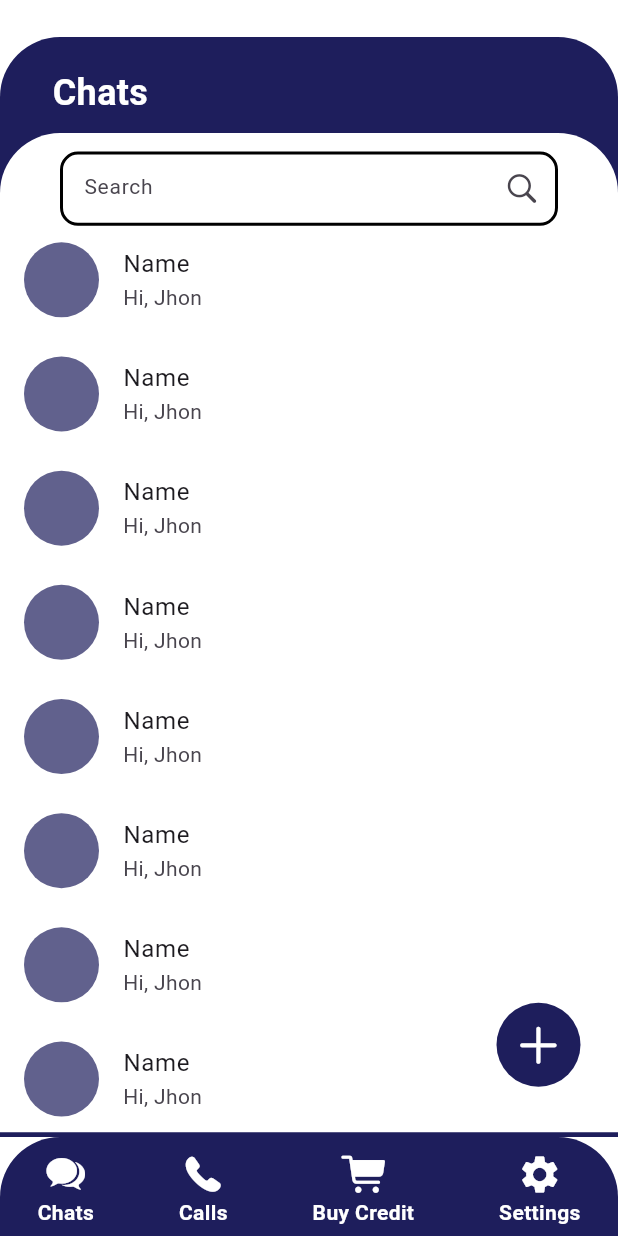
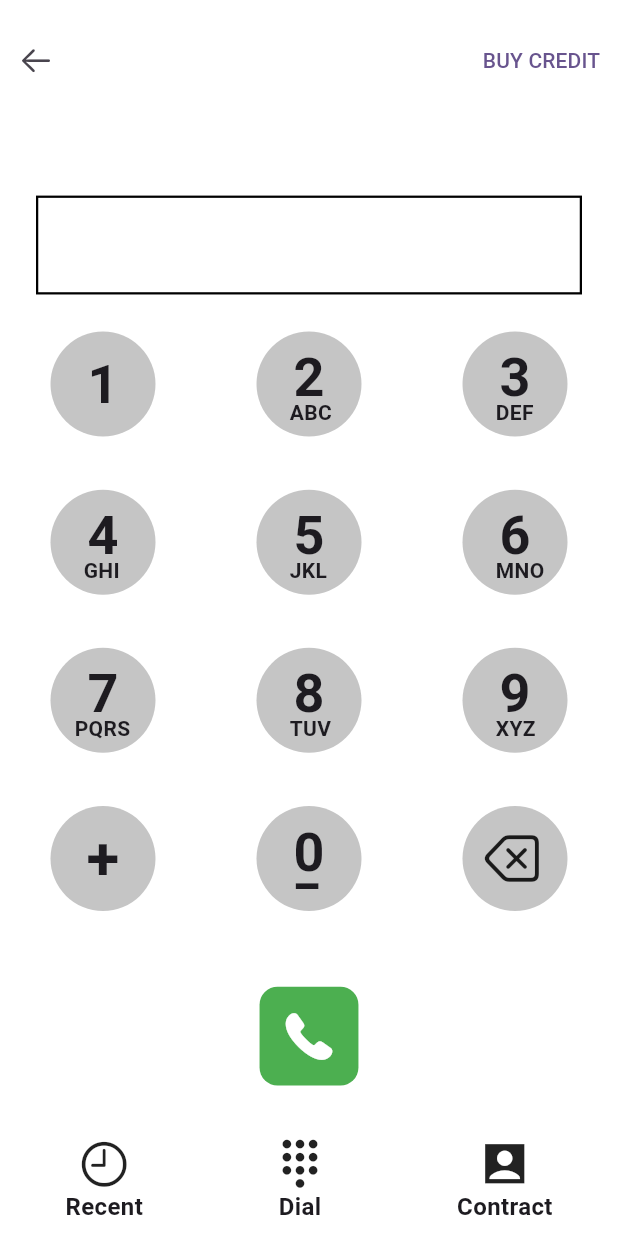
Before and after one commit to NishPaaP/caller, a Flutter app: the DashboardScreen screen opened directly, after a tap on "Calls", on a phone screen of 412 x 824 dp. Run offline on Flutter 3.47's test engine with Material 2 defaults, Android fonts, the phone set to English and light mode, and no system bars.

Commit message:
call ui added

```diff
--- /dev/null
+++ b/lib/features/calls/ui/callscreen.dart
@@ -0,0 +1,430 @@
+import 'package:flutter/cupertino.dart';
+import 'package:flutter/material.dart';
+
+class CallScreen extends StatefulWidget {
+  const CallScreen({super.key});
+
+  @override
+  State<CallScreen> createState() => _CallScreenState();
+}
+
+class _CallScreenState extends State<CallScreen> {
+  @override
+  Widget build(BuildContext context) {
+    final Size size = MediaQuery.of(context).size;
+    return Scaffold(
+      body: Container(
+        height: size.height*1,
+        width: double.infinity,
+        color: Colors.white,
+        child: Column(
+          children: [
+            SizedBox(height: size.height*0.02),
+            Row(
+              mainAxisAlignment: MainAxisAlignment.spaceBetween,
+              children: [
+                IconButton(onPressed: (){
+                  Navigator.pop(context);
+                }, icon: Icon(CupertinoIcons.arrow_left)),
+                TextButton(
+                    onPressed:(){}, child: Text("BUY CREDIT")),
+              ],
+            ),
+            SizedBox(height: size.height*0.08),
+            Container(
+              width: double.infinity,
+              height: size.height*0.08,
+              margin: EdgeInsets.only(left: 24,right: 24),
+              decoration: BoxDecoration(
+                border: Border.all(color: Colors.black,width: 1.5)
+              ),
+            ),
+            SizedBox(height: size.height*0.03),
+            Container(
+              width: 600,
+              height: size.height*0.5,
+              //color: Colors.greenAccent,
+              child: Column(
+
+                children: [
+                  Row(
+                    mainAxisAlignment: MainAxisAlignment.spaceAround,
+                    children: [
+                      GestureDetector(
+                        onTap: (){},
+                        child: Stack(
+                          children:  [
+                            Container(
+                              width: 70,
+                              height:70,
+                              decoration: BoxDecoration(
+                                color: Colors.grey.withOpacity(0.6),
+                                shape: BoxShape.circle
+                              ),
+                              child: Column(
+                                mainAxisAlignment: MainAxisAlignment.center,
+                                children: [
+                                  Text("1",style: TextStyle(fontSize: 36,fontWeight: FontWeight.bold),),
+                                ],
+                              ),
+                            ),
+
+                          ],
+                        ),
+                      ),
+                      GestureDetector(
+                        onTap: (){},
+                        child: Stack(
+                          children:  [
+                            Container(
+                              width: 70,
+                              height:70,
+                              decoration: BoxDecoration(
+                                  color: Colors.grey.withOpacity(0.6),
+                                shape: BoxShape.circle
+                              ),
+                              child: Column(
+
+                                children: [
+                                  SizedBox(height: 05,),
+                                  Text("2",style: TextStyle(fontSize: 36,fontWeight: FontWeight.bold),),
+                                ],
+                              ),
+                            ),
+                            Positioned(
+                              bottom: 6,
+                                left: 22,
+                                child: Text("ABC",style: TextStyle(fontWeight: FontWeight.bold,fontSize: 14),))
+                          ],
+                        ),
+                      ),
+                      GestureDetector(
+                        onTap: (){},
+                        child: Stack(
+                          children:  [
+                            Container(
+                              width: 70,
+                              height:70,
+                              decoration: BoxDecoration(
+                                  color: Colors.grey.withOpacity(0.6),
+                                shape: BoxShape.circle
+                              ),
+                              child: Column(
+
+                                children: [
+                                  SizedBox(height: 05,),
+                                  Text("3",style: TextStyle(fontSize: 36,fontWeight: FontWeight.bold),),
+                                ],
+                              ),
+                            ),
+                            Positioned(
+                              bottom: 6,
+                                left: 22,
+                                child: Text("DEF",style: TextStyle(fontWeight: FontWeight.bold,fontSize: 14),))
+                          ],
+                        ),
+                      ),
+
+
+
+                    ],
+                  ),
+                  SizedBox(height: size.height*0.043),
+                  Row(
+                    mainAxisAlignment: MainAxisAlignment.spaceAround,
+                    children: [
+                      GestureDetector(
+                        onTap: (){},
+                        child: Stack(
+                          children:  [
+                            Container(
+                              width: 70,
+                              height:70,
+                              decoration: BoxDecoration(
+                                  color: Colors.grey.withOpacity(0.6),
+                                shape: BoxShape.circle
+                              ),
+                              child: Column(
+
+                                children: [
+                                  SizedBox(height: 05,),
+                                  Text("4",style: TextStyle(fontSize: 36,fontWeight: FontWeight.bold),),
+                                ],
+                              ),
+                            ),
+                            Positioned(
+                              bottom: 6,
+                                left: 22,
+                                child: Text("GHI",style: TextStyle(fontWeight: FontWeight.bold,fontSize: 14),))
+                          ],
+                        ),
+                      ),
+                      GestureDetector(
+                        onTap: (){},
+                        child: Stack(
+                          children:  [
+                            Container(
+                              width: 70,
+                              height:70,
+                              decoration: BoxDecoration(
+                                  color: Colors.grey.withOpacity(0.6),
+                                shape: BoxShape.circle
+                              ),
+                              child: Column(
+
+                                children: [
+                                  SizedBox(height: 05,),
+                                  Text("5",style: TextStyle(fontSize: 36,fontWeight: FontWeight.bold),),
+                                ],
+                              ),
+                            ),
+                            Positioned(
+                              bottom: 6,
+                                left: 22,
+                                child: Text("JKL",style: TextStyle(fontWeight: FontWeight.bold,fontSize: 14),))
+                          ],
+                        ),
+                      ),
+                      GestureDetector(
+                        onTap: (){},
+                        child: Stack(
+                          children:  [
+                            Container(
+                              width: 70,
+                              height:70,
+                              decoration: BoxDecoration(
+                                  color: Colors.grey.withOpacity(0.6),
+                                shape: BoxShape.circle
+                              ),
+                              child: Column(
+
+                                children: [
+                                  SizedBox(height: 05,),
+                                  Text("6",style: TextStyle(fontSize: 36,fontWeight: FontWeight.bold),),
+                                ],
+                              ),
+                            ),
+                            Positioned(
+                              bottom: 6,
+                                left: 22,
+                                child: Text("MNO",style: TextStyle(fontWeight: FontWeight.bold,fontSize: 14),))
+                          ],
+                        ),
+                      ),
+
+
+
+                    ],
+                  ),
+                  SizedBox(height: size.height*0.043),
+                  Row(
+                    mainAxisAlignment: MainAxisAlignment.spaceAround,
+                    children: [
+                      GestureDetector(
+                        onTap: (){},
+                        child: Stack(
+                          children:  [
+                            Container(
+                              width: 70,
+                              height:70,
+                              decoration: BoxDecoration(
+                                  color: Colors.grey.withOpacity(0.6),
+                                shape: BoxShape.circle
+                              ),
+                              child: Column(
+
+                                children: [
+                                  SizedBox(height: 05,),
+                                  Text("7",style: TextStyle(fontSize: 36,fontWeight: FontWeight.bold),),
+                                ],
+                              ),
+                            ),
+                            Positioned(
+                              bottom: 6,
+                                left: 16,
+                                child: Text("PQRS",style: TextStyle(fontWeight: FontWeight.bold,fontSize: 14),))
+                          ],
+                        ),
+                      ),
+                      GestureDetector(
+                        onTap: (){},
+                        child: Stack(
+                          children:  [
+                            Container(
+                              width: 70,
+                              height:70,
+                              decoration: BoxDecoration(
+                                  color: Colors.grey.withOpacity(0.6),
+                                shape: BoxShape.circle
+                              ),
+                              child: Column(
+
+                                children: [
+                                  SizedBox(height: 05,),
+                                  Text("8",style: TextStyle(fontSize: 36,fontWeight: FontWeight.bold),),
+                                ],
+                              ),
+                            ),
+                            Positioned(
+                              bottom: 6,
+                                left: 22,
+                                child: Text("TUV",style: TextStyle(fontWeight: FontWeight.bold,fontSize: 14),))
+                          ],
+                        ),
+                      ),
+                      GestureDetector(
+                        onTap: (){},
+                        child: Stack(
+                          children:  [
+                            Container(
+                              width: 70,
+                              height:70,
+                              decoration: BoxDecoration(
+                                  color: Colors.grey.withOpacity(0.6),
+                                shape: BoxShape.circle
+                              ),
+                              child: Column(
+
+                                children: [
+                                  SizedBox(height: 05,),
+                                  Text("9",style: TextStyle(fontSize: 36,fontWeight: FontWeight.bold),),
+                                ],
+                              ),
+                            ),
+                            Positioned(
+                              bottom: 6,
+                                left: 22,
+                                child: Text("XYZ",style: TextStyle(fontWeight: FontWeight.bold,fontSize: 14),))
+                          ],
+                        ),
+                      ),
+
+
+
+                    ],
+                  ),
+                  SizedBox(height: size.height*0.043),
+                  Row(
+                    mainAxisAlignment: MainAxisAlignment.spaceAround,
+                    children: [
+                      GestureDetector(
+                        onTap: (){},
+                        child: Stack(
+                          children:  [
+                            Container(
+                              width: 70,
+                              height:70,
+                              decoration: BoxDecoration(
+                                  color: Colors.grey.withOpacity(0.6),
+                                shape: BoxShape.circle
+                              ),
+                              child: Column(
+                                mainAxisAlignment: MainAxisAlignment.center,
+                                children: [
+                                  Text("+",style: TextStyle(fontSize: 40,fontWeight: FontWeight.bold),),
+                                ],
+                              ),
+                            ),
+
+                          ],
+                        ),
+                      ),
+                      GestureDetector(
+                        onTap: (){},
+                        child: Stack(
+                          children:  [
+                            Container(
+                              width: 70,
+                              height:70,
+                              decoration: BoxDecoration(
+                                  color: Colors.grey.withOpacity(0.6),
+                                shape: BoxShape.circle
+                              ),
+                              child: Column(
+
+                                children: [
+                                  SizedBox(height: 05,),
+                                  Text("0",style: TextStyle(fontSize: 36,fontWeight: FontWeight.bold),),
+                                ],
+                              ),
+                            ),
+                            Positioned(
+                              bottom: 6,
+                                left: 26,
+                                child: Text("_",style: TextStyle(fontWeight: FontWeight.bold,fontSize: 34),))
+                          ],
+                        ),
+                      ),
+                      GestureDetector(
+                        onTap: (){},
+                        child: Stack(
+                          children:  [
+                            Container(
+                              width: 70,
+                              height:70,
+                              padding: EdgeInsets.only(right: 4),
+                              decoration: BoxDecoration(
+                                  color: Colors.grey.withOpacity(0.6),
+                                shape: BoxShape.circle
+                              ),
+                              child: Column(
+                                mainAxisAlignment: MainAxisAlignment.center,
+                                children: [
+                                  Icon(CupertinoIcons.delete_left,size: 40,),
+                                ],
+                              ),
+                            ),
+
+                          ],
+                        ),
+                      ),
+
+
+
+                    ],
+                  ),
+
+
+                ],
+              ),
+            ),
+            SizedBox(height: size.height*0.03),
+            Container(
+              height: size.height*0.08,
+              width: size.width*0.16,
+              decoration: BoxDecoration(
+                borderRadius: BorderRadius.circular(12),
+                color: Colors.green
+              ),
+              child: Icon(CupertinoIcons.phone_fill,color: Colors.white,size: 40,),
+            ),
+            SizedBox(height: size.height*0.042),
+            Row(
+              mainAxisAlignment: MainAxisAlignment.spaceAround,
+              children: [
+                Column(
+                  children: [
+                    Icon(CupertinoIcons.clock,size: 35,),
+                    Text("Recent",style: TextStyle(fontWeight: FontWeight.bold,fontSize: 16),)
+                  ],
+                ),
+                Column(
+                  children: [
+                    Icon(Icons.dialpad_sharp,size: 35,),
+                    Text("Dial",style: TextStyle(fontWeight: FontWeight.bold,fontSize: 16),)
+                  ],
+                ),
+                Column(
+                  children: [
+                    Icon(Icons.account_box_sharp,size: 35,),
+                    Text("Contract",style: TextStyle(fontWeight: FontWeight.bold,fontSize: 16),)
+                  ],
+                ),
+              ],
+            )
+          ],
+        ),
+      ),
+    );
+  }
+}
--- a/lib/features/credits/ui/addcredits.dart
+++ b/lib/features/credits/ui/addcredits.dart
@@ -32,6 +32,7 @@ class _AddCreditScreenState extends State<AddCreditScreen> {
       body: Container(
         width: double.infinity,
         height: size.height*1,
+        padding: EdgeInsets.only(left: 18,right: 18),
         child: Column(
           children: [
             SizedBox(height: size.height*0.06),
--- a/lib/features/dashboard/ui/dashboard.dart
+++ b/lib/features/dashboard/ui/dashboard.dart
@@ -1,4 +1,5 @@
 import 'package:caller_app/data/const/constantvariables.dart';
+import 'package:caller_app/features/calls/ui/callscreen.dart';
 import 'package:caller_app/features/credits/ui/addcredits.dart';
 import 'package:flutter/material.dart';
 import 'package:flutter/cupertino.dart';
@@ -145,7 +146,7 @@ class _DashboardScreenState extends State<DashboardScreen> {
                     child: Column(
                       children: [
                         Icon(
-                            CupertinoIcons.chat_bubble_2_fill,
+                          CupertinoIcons.bubble_left_bubble_right_fill,
                         color: Colors.white,
                           size: 30,
                         ),
@@ -160,7 +161,9 @@ class _DashboardScreenState extends State<DashboardScreen> {
                     ),
                   ),
                   GestureDetector(
-                    onTap: (){},
+                    onTap: (){
+                      Navigator.push(context, MaterialPageRoute(builder: (_)=>CallScreen()));
+                    },
                     child: Column(
                       children: [
                         Icon(
```
